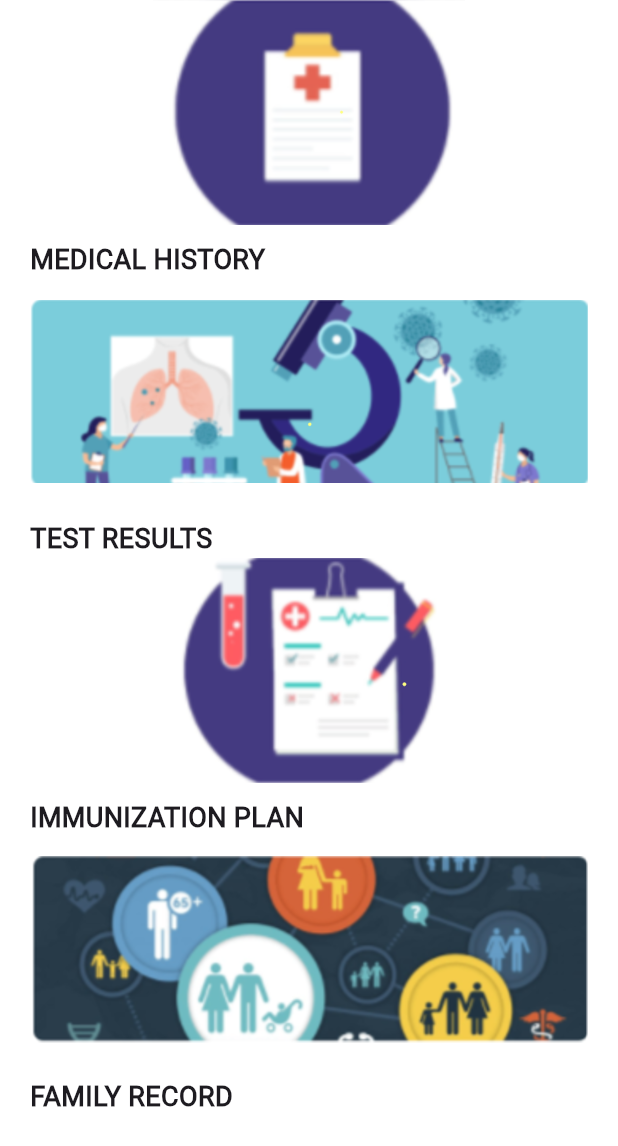
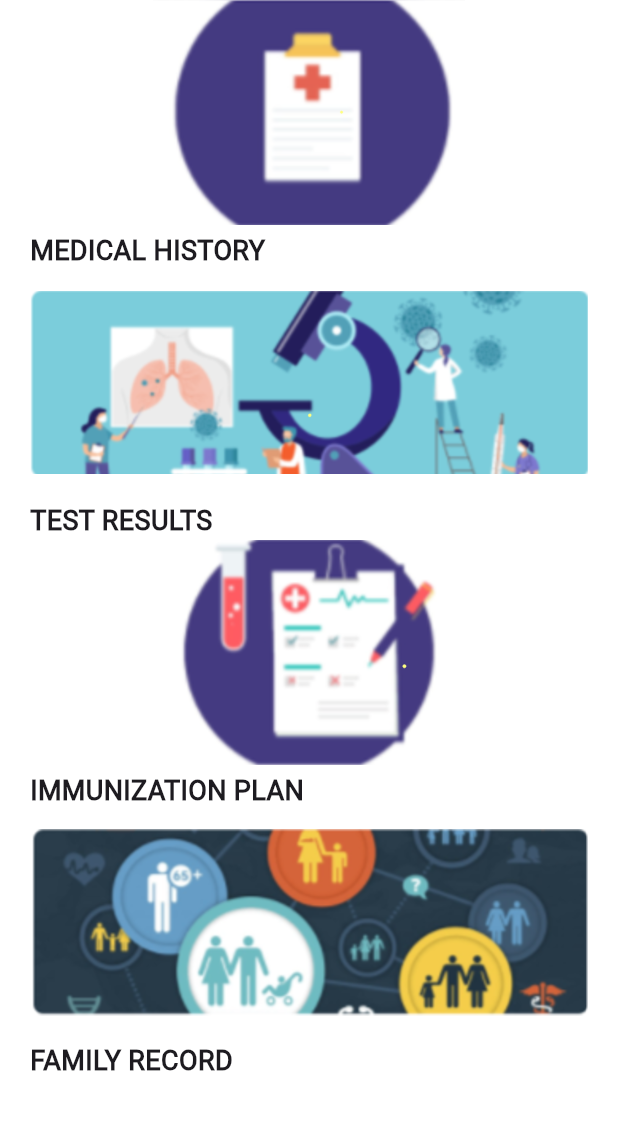
Before and after one commit to kamelmdahduleh/Origin, a Flutter app: the MyList screen opened directly, on a phone screen of 412 x 824 dp. Shown: the top 1146 px of the screen. Run offline on Flutter 3.47's test engine with Material 2 defaults, Android fonts, the light colour scheme and no system bars; our stand-ins replace awesome_bottom_bar.

Commit message:
profile Screen update 6-6-2023 - 5:18PM

```diff
--- a/lib/constants.dart
+++ b/lib/constants.dart
@@ -1,3 +1,4 @@
 const kMyGrey = 0xFFF2F2F2;
-const kMyPurple = 0xFF443A82;
+// const kMyPurple = 0xFF443A82;
+const kMyPurple = 0xFF433982;
 const kMyDividerColor = 0xEDF5F3FF;
--- a/lib/screens/mainBody_screen.dart
+++ b/lib/screens/mainBody_screen.dart
@@ -11,6 +11,7 @@ import 'home_screen.dart';
 import 'profile_screen.dart';
 
 //
+
 int visit = 0;
 const List<String> AppBarTitles = [
   "Home",
--- a/lib/screens/profile_screen.dart
+++ b/lib/screens/profile_screen.dart
@@ -1,4 +1,5 @@
 import 'package:flutter/material.dart';
+import 'package:smpa_e_health/constants.dart';
 
 class ProfileScreen extends StatelessWidget {
   const ProfileScreen({super.key});
@@ -19,111 +20,129 @@ class MyList extends StatefulWidget {
 }
 
 class _MyListState extends State<MyList> {
+  final List<String> titlesList = [
+    ('MEDICAL HISTORY'),
+    ('TEST RESULTS'),
+    ('IMMUNIZATION PLAN'),
+    ('FAMILY RECORD'),
+  ];
+
+  final titleStyle = const TextStyle(fontSize: 18, fontWeight: FontWeight.w600);
+
   @override
   Widget build(BuildContext context) {
     return Scaffold(
       backgroundColor: Colors.white,
       body: ListView.builder(
-        itemCount: 1,
+        itemCount: titlesList.length,
         itemBuilder: (context, index) {
-          return Column(
-            children: [
-              Container(
-                margin: const EdgeInsets.symmetric(horizontal: 20),
-                child: const Column(
+          return GestureDetector(
+            onTap: () {
+              Navigator.push(
+                context,
+                MaterialPageRoute(
+                  builder: (context) {
+                    return MedicalHistory();
+                  },
+                ),
+              );
+            },
+            child: Container(
+              margin: const EdgeInsets.symmetric(
+                horizontal: 20,
+              ),
+              child: Column(
                 mainAxisSize: MainAxisSize.min,
                 children: [
                   Image(
                     image: AssetImage(
-                          'images/profile_screen_images/image_1.png'),
+                        'images/profile_screen_images/image_$index.png'),
                     height: 150,
                   ),
-                    SizedBox(
-                      height: 10,
+                  const SizedBox(
+                    height: 4,
                   ),
                   Align(
                     alignment: Alignment.centerLeft,
                     child: Text(
-                        'MEDICAL HISTORY',
-                        style: TextStyle(
-                            fontSize: 18, fontWeight: FontWeight.w600),
+                      titlesList[index],
+                      style: titleStyle,
                     ),
                   )
                 ],
               ),
             ),
-              Container(
-                margin: const EdgeInsets.symmetric(horizontal: 20),
-                child: const Column(
-                  mainAxisSize: MainAxisSize.min,
+          );
+        },
+      ),
+    );
+  }
+}
+
+class MedicalHistory extends StatelessWidget {
+  MedicalHistory({super.key});
+
+  final List<String> medicalHistoryList = [
+    'Visits',
+    'Diagnoses',
+    'Meditations',
+    'Treatment Plans',
+    'Allergies'
+  ];
+
+  @override
+  Widget build(BuildContext context) {
+    return Scaffold(
+      appBar: AppBar(
+        leadingWidth: 100,
+        leading: Row(
           children: [
-                    Image(
-                      image: AssetImage(
-                          'images/profile_screen_images/image_2.png'),
-                      height: 150,
+            IconButton(
+              onPressed: () {
+                Navigator.pop(context);
+              },
+              icon: const Icon(
+                Icons.arrow_back_ios_new,
+                color: Color(kMyPurple),
               ),
-                    SizedBox(
-                      height: 10,
             ),
-                    Align(
-                      alignment: Alignment.centerLeft,
-                      child: Text(
-                        'TEST RESULTS',
+            const Text(
+              'Back',
               style: TextStyle(
-                            fontSize: 18, fontWeight: FontWeight.w600),
+                fontSize: 18,
+                color: Color(kMyPurple),
               ),
             )
           ],
         ),
-              ),
-              Container(
-                margin: const EdgeInsets.symmetric(horizontal: 20),
-                child: const Column(
-                  mainAxisSize: MainAxisSize.min,
-                  children: [
-                    Image(
-                      image: AssetImage(
-                          'images/profile_screen_images/image_3.png'),
-                      height: 150,
-                    ),
-                    SizedBox(
-                      height: 10,
-                    ),
-                    Align(
-                      alignment: Alignment.centerLeft,
-                      child: Text(
-                        'IMMUNIZATION PLAN',
+        title: const Text(
+          'Medical History',
           style: TextStyle(
-                            fontSize: 18, fontWeight: FontWeight.w600),
-                      ),
-                    )
-                  ],
+            color: Colors.black,
           ),
         ),
-              Container(
-                margin: const EdgeInsets.symmetric(horizontal: 20),
-                child: const Column(
-                  mainAxisSize: MainAxisSize.min,
+        centerTitle: true,
+      ),
+      body: ListView.builder(
+        itemCount: medicalHistoryList.length,
+        itemBuilder: (context, index) {
+          return Column(
             children: [
-                    Image(
-                      image: AssetImage(
-                          'images/profile_screen_images/image_4.png'),
-                      height: 150,
+              ListTile(
+                title: Text(
+                  medicalHistoryList[index],
+                  style: const TextStyle(fontWeight: FontWeight.w600),
                 ),
-                    SizedBox(
-                      height: 10,
-                    ),
-                    Align(
-                      alignment: Alignment.centerLeft,
-                      child: Text(
-                        'FAMILY RECORD',
-                        style: TextStyle(
-                            fontSize: 18, fontWeight: FontWeight.w600),
-                      ),
-                    )
-                  ],
+                trailing: const Icon(
+                  Icons.arrow_forward_ios_rounded,
+                  color: Color(0xFF9E9E9E),
+                  size: 20,
                 ),
               ),
+              const Divider(
+                thickness: 2,
+                color: Color(kMyGrey),
+              )
             ],
           );
         },
```
Also changed, not shown: images/profile_screen_images/image_0.png (added), images/profile_screen_images/image_1.png, images/profile_screen_images/image_2.png, images/profile_screen_images/image_3.png, images/profile_screen_images/image_4.png (deleted). Lines whose indentation alone changed are shown as unchanged.
